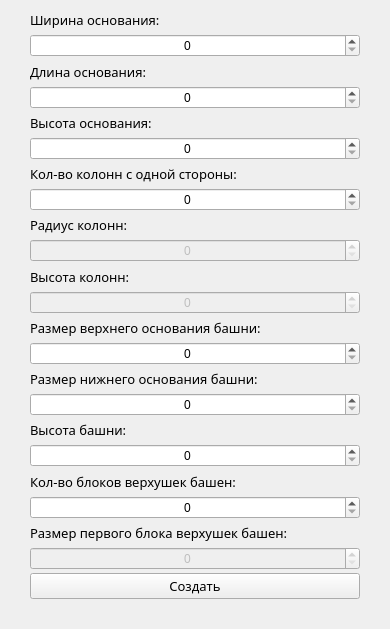
Pythonyan3/openMF, file app/gui/newObject.ui: the form before one commit.
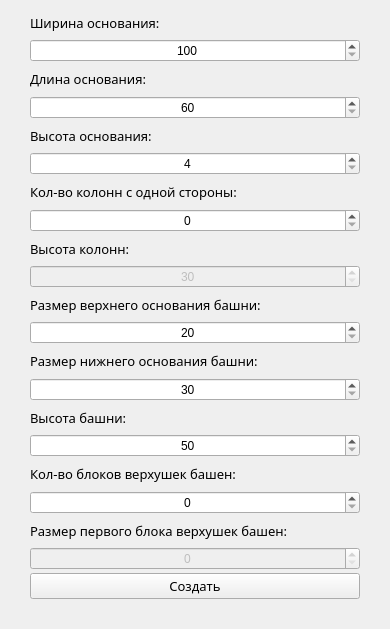
The form after the commit.

The edit to the form file:
```diff
--- a/app/gui/newObject.ui
+++ b/app/gui/newObject.ui
@@ -54,13 +54,13 @@
          <set>Qt::AlignCenter</set>
         </property>
         <property name="minimum">
-         <number>0</number>
+         <number>100</number>
         </property>
         <property name="maximum">
          <number>500</number>
         </property>
         <property name="value">
-         <number>0</number>
+         <number>100</number>
         </property>
        </widget>
       </item>
@@ -86,13 +86,13 @@
          <string/>
         </property>
         <property name="minimum">
-         <number>0</number>
+         <number>60</number>
         </property>
         <property name="maximum">
          <number>500</number>
         </property>
         <property name="value">
-         <number>0</number>
+         <number>60</number>
         </property>
        </widget>
       </item>
@@ -117,6 +117,9 @@
         <property name="specialValueText">
          <string/>
         </property>
+        <property name="minimum">
+         <number>4</number>
+        </property>
         <property name="maximum">
          <number>100</number>
         </property>
@@ -148,35 +151,6 @@
         </property>
        </widget>
       </item>
-      <item>
-       <widget class="QLabel" name="label_4">
-        <property name="font">
-         <font>
-          <family>Sitka</family>
-          <pointsize>10</pointsize>
-         </font>
-        </property>
-        <property name="text">
-         <string>Радиус колонн:</string>
-        </property>
-       </widget>
-      </item>
-      <item>
-       <widget class="QSpinBox" name="column_radius">
-        <property name="enabled">
-         <bool>false</bool>
-        </property>
-        <property name="alignment">
-         <set>Qt::AlignCenter</set>
-        </property>
-        <property name="specialValueText">
-         <string/>
-        </property>
-        <property name="maximum">
-         <number>10</number>
-        </property>
-       </widget>
-      </item>
       <item>
        <widget class="QLabel" name="label_5">
         <property name="font">
@@ -201,6 +175,9 @@
         <property name="specialValueText">
          <string/>
         </property>
+        <property name="minimum">
+         <number>30</number>
+        </property>
         <property name="maximum">
          <number>500</number>
         </property>
@@ -227,6 +204,9 @@
         <property name="specialValueText">
          <string/>
         </property>
+        <property name="minimum">
+         <number>20</number>
+        </property>
         <property name="maximum">
          <number>500</number>
         </property>
@@ -253,6 +233,9 @@
         <property name="specialValueText">
          <string/>
         </property>
+        <property name="minimum">
+         <number>30</number>
+        </property>
         <property name="maximum">
          <number>500</number>
         </property>
@@ -279,6 +262,9 @@
         <property name="specialValueText">
          <string/>
         </property>
+        <property name="minimum">
+         <number>50</number>
+        </property>
         <property name="maximum">
          <number>500</number>
         </property>
```
